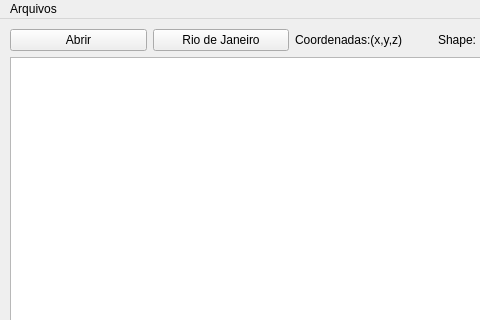
This is betsabe/open_tif_2.ui in BetSpaguetty/Projeto-Taludes as Qt 5 draws it before an edit; both pictures show x 0 to 480 and y 0 to 320 of the 1162 by 601 pixel window. The edited form follows.
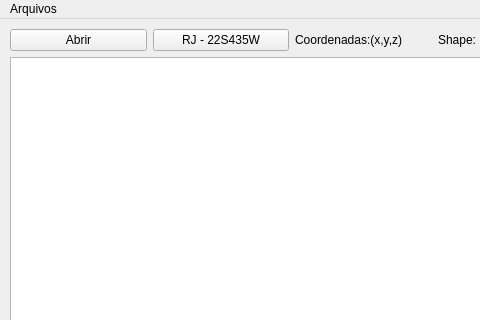
This is the edited form.

```diff
--- a/betsabe/open_tif_2.ui
+++ b/betsabe/open_tif_2.ui
@@ -70,7 +70,7 @@
        <item row="0" column="1">
         <widget class="QPushButton" name="pushButton">
          <property name="text">
-          <string>Rio de Janeiro</string>
+          <string>RJ - 22S435W</string>
          </property>
         </widget>
        </item>
```
Left out of the diff: 18 changed lines with no effect on the pictures.
